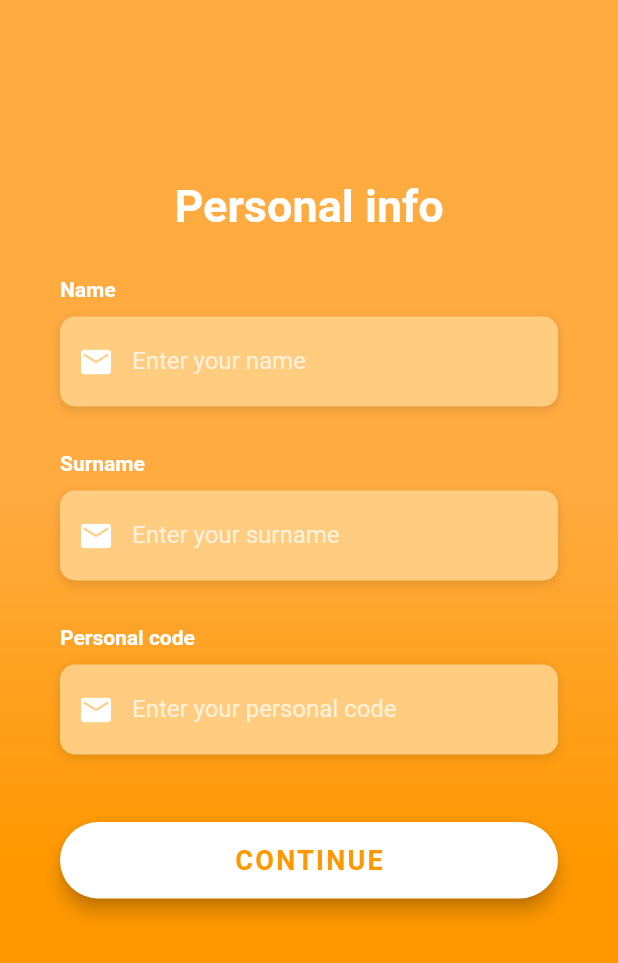
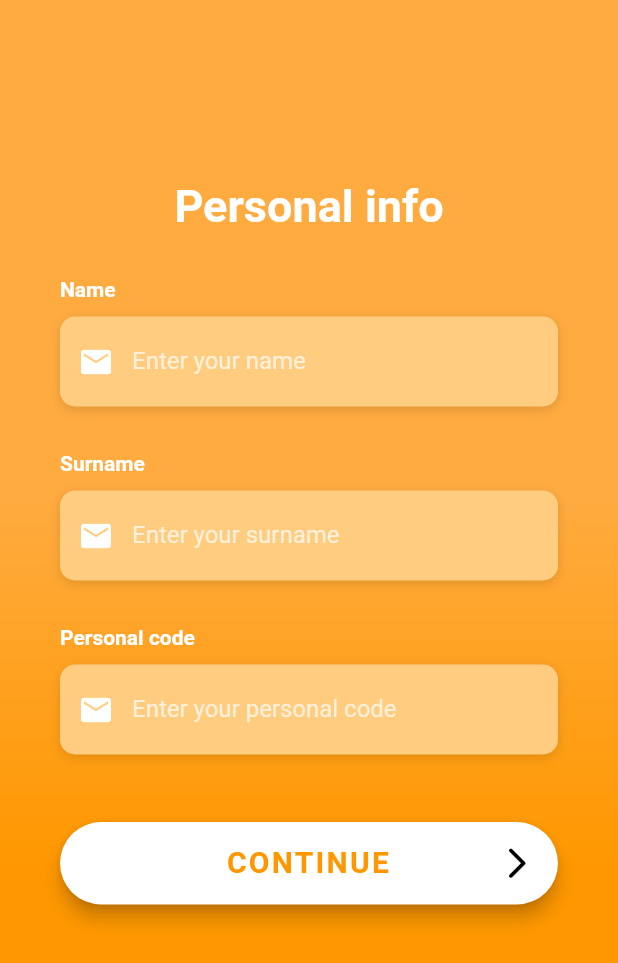
Before and after one commit to nTelio57/Nomex, a Flutter app: the PersonalDetailsScreen screen opened directly, on a phone screen of 412 x 824 dp. Shown: the top 963 px of the screen. Run offline on Flutter 3.47's test engine with Material 2 defaults, Android fonts, the phone set to English and light mode, and no system bars; our stand-ins replace shared_preferences; accounts and stored records are empty; network calls fail; Roboto replaces fonts that are missing (OpenSans).

Commit message:
Add stay logged in function

```diff
--- a/Mobile/nomex/lib/Models/User.dart
+++ b/Mobile/nomex/lib/Models/User.dart
@@ -1,17 +1,18 @@
 import 'package:json_annotation/json_annotation.dart';
 import 'package:nomex/Models/PersonalDetails.dart';
+import 'package:shared_preferences/shared_preferences.dart';
 
 part 'User.g.dart';
 
 @JsonSerializable()
 class User{
-  static User? currentLogin;
+  static User currentLogin = new User(-1);
 
   int? id;
-  String email;
+  String? email;
   PersonalDetails? personalDetails;
 
-  User(this.id, this.email);
+  User(this.id);
 
   factory User.fromJson(Map<String, dynamic> json) => _$UserFromJson(json);
 
--- a/Mobile/nomex/lib/Views/LoginScreen.dart
+++ b/Mobile/nomex/lib/Views/LoginScreen.dart
@@ -195,8 +195,11 @@ class _LoginScreenState extends State<LoginScreen>{
       print(response.body);
 
       setState(() {
+        User user = User.fromJson(jsonData['user']);
         sharedPreferences.setString("token", jsonData['token']);
-        User user = User.fromJson(jsonData['user']);
+        sharedPreferences.setInt("id", user.id!);
+        User.currentLogin = user;
+
         if(user.personalDetails == null)
           Navigator.of(context).pushAndRemoveUntil(MaterialPageRoute(builder: (BuildContext context) => PersonalDetailsScreen()), (Route<dynamic> route) => false);
         else
--- a/Mobile/nomex/lib/Views/PersonalDetailsScreen.dart
+++ b/Mobile/nomex/lib/Views/PersonalDetailsScreen.dart
@@ -212,7 +212,6 @@ class _PersonalDetailsScreenState extends State<PersonalDetailsScreen>
 
           });
         } ,
-        //padding: EdgeInsets.all(15.0),
         style: ElevatedButton.styleFrom(
           elevation: 5.0,
           padding: EdgeInsets.all(15.0),
@@ -221,16 +220,29 @@ class _PersonalDetailsScreenState extends State<PersonalDetailsScreen>
               borderRadius: BorderRadius.circular(30.0)
           ),
         ),
-        child: Text(
+        child:
+        Stack(
+          children: [
+            Align(child: Icon(Icons.arrow_forward_ios_rounded,
+                  color: Colors.black,
+                  size: 25),
+              alignment: Alignment.centerRight
+            ),
+            Align(child: Text(
               'CONTINUE',
               style: TextStyle(
                   color: Colors.orange,
                   letterSpacing: 1.5,
-              fontSize: 18.0,
+                  fontSize: 20.0,
                   fontWeight: FontWeight.bold,
                   fontFamily: 'OpenSans'
               ),
+              textAlign: TextAlign.center,
             ),
+              alignment: Alignment.center,
+            )
+          ],
+        )
       ),
     );
   }
--- a/Mobile/nomex/lib/Views/WelcomeScreen.dart
+++ b/Mobile/nomex/lib/Views/WelcomeScreen.dart
@@ -1,10 +1,9 @@
 import 'package:flutter/material.dart';
-import 'package:nomex/utilities/constants.dart';
 
 import 'RegisterScreen.dart';
 import 'LoginScreen.dart';
+class WelcomeScreen extends StatefulWidget {
 
-class WelcomeScreen extends StatefulWidget {
   @override
   _WelcomeScreenState createState() => _WelcomeScreenState();
 }
```
Also changed, not shown: Mobile/nomex/lib/Views/HomeScreen.dart (+8 -2 lines), Mobile/nomex/lib/Views/RegisterScreen.dart (+1 -14 lines), Mobile/nomex/lib/main.dart (+29 -1 lines), Mobile/nomex/lib/Models/User.g.dart. Lines whose indentation alone changed are shown as unchanged.
